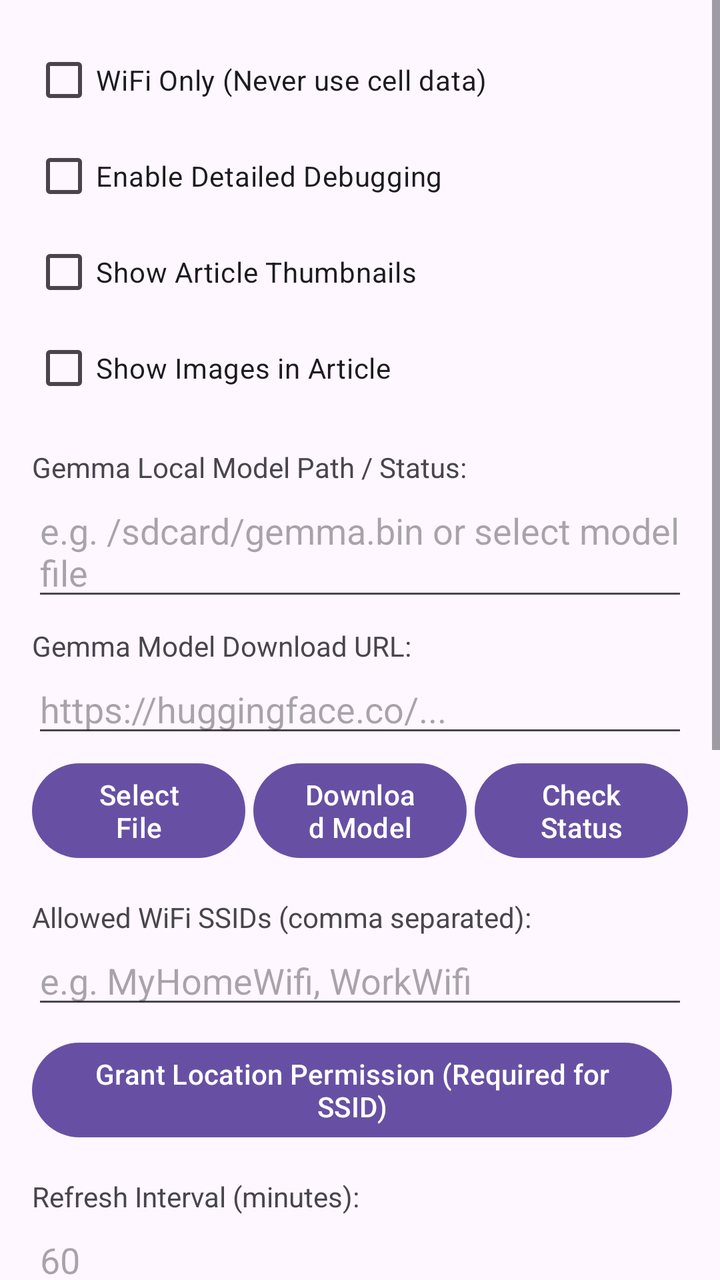
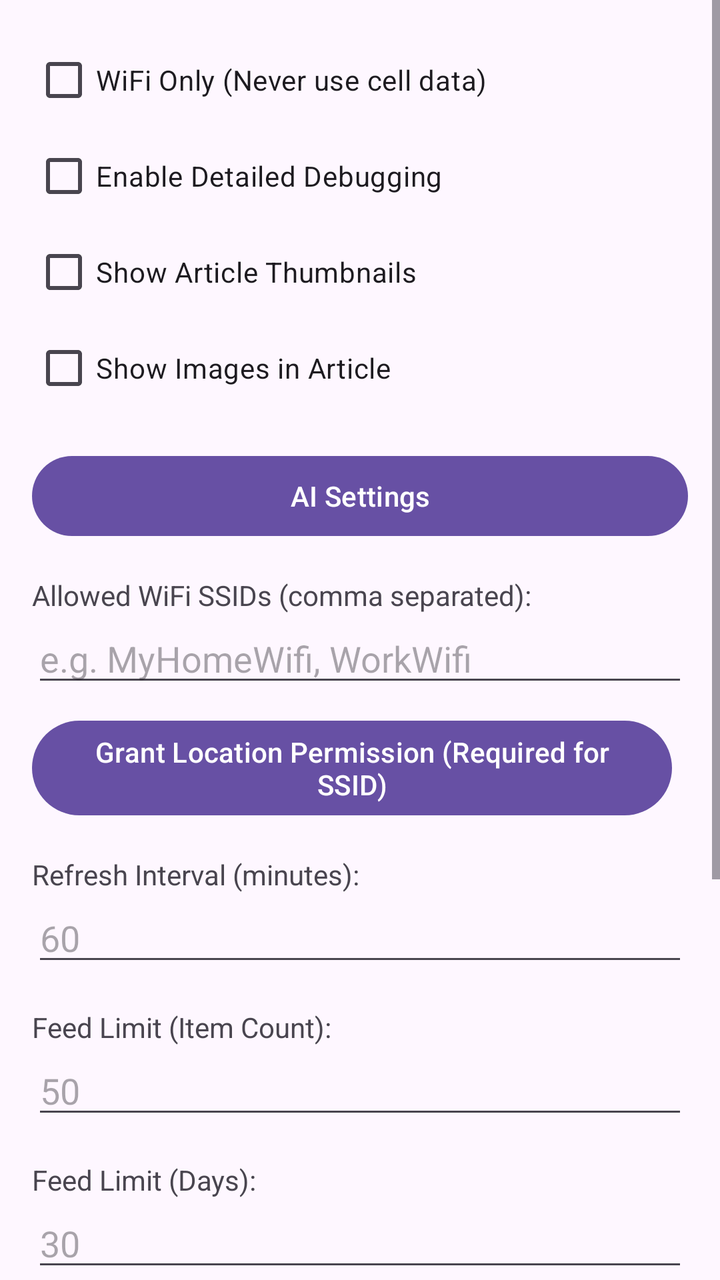

Compare the two renders of this Android layout. The source of the first and the diff that turns it into the second are given below.
<!-- AndroidManifest.xml: application theme Theme.OfflineBrowser -->
<!-- res/layout/activity_settings.xml -->
<?xml version="1.0" encoding="utf-8"?>
<ScrollView xmlns:android="http://schemas.android.com/apk/res/android"
    android:layout_width="match_parent"
    android:layout_height="match_parent"
    android:fillViewport="true">

    <LinearLayout
        android:layout_width="match_parent"
        android:layout_height="wrap_content"
        android:orientation="vertical"
        android:padding="16dp">

        <CheckBox
            android:id="@+id/cbWifiOnly"
            android:layout_width="wrap_content"
            android:layout_height="wrap_content"
            android:text="WiFi Only (Never use cell data)" />

        <CheckBox
            android:id="@+id/cbDetailedDebugging"
            android:layout_width="wrap_content"
            android:layout_height="wrap_content"
            android:text="Enable Detailed Debugging" />

        <CheckBox
            android:id="@+id/cbShowArticleThumbnails"
            android:layout_width="wrap_content"
            android:layout_height="wrap_content"
            android:text="Show Article Thumbnails" />

        <CheckBox
            android:id="@+id/cbShowImagesInArticle"
            android:layout_width="wrap_content"
            android:layout_height="wrap_content"
            android:text="Show Images in Article" />

        <Button
            android:id="@+id/btnDownloadLogs"
            android:layout_width="wrap_content"
            android:layout_height="wrap_content"
            android:text="Download Debug Logs"
            android:visibility="gone"
            android:layout_marginTop="8dp"/>

        <TextView
            android:layout_width="wrap_content"
            android:layout_height="wrap_content"
            android:text="Gemma Local Model Path / Status:"
            android:layout_marginTop="16dp"/>

        <EditText
            android:id="@+id/etGemmaModelPath"
            android:layout_width="match_parent"
            android:layout_height="wrap_content"
            android:hint="e.g. /sdcard/gemma.bin or select model file" />

        <TextView
            android:layout_width="wrap_content"
            android:layout_height="wrap_content"
            android:text="Gemma Model Download URL:"
            android:layout_marginTop="8dp"/>

        <EditText
            android:id="@+id/etGemmaModelUrl"
            android:layout_width="match_parent"
            android:layout_height="wrap_content"
            android:hint="https://huggingface.co/..." />

        <LinearLayout
            android:layout_width="match_parent"
            android:layout_height="wrap_content"
            android:orientation="horizontal"
            android:layout_marginTop="4dp">

            <Button
                android:id="@+id/btnSelectGemmaModel"
                android:layout_width="0dp"
                android:layout_height="wrap_content"
                android:layout_weight="1"
                android:text="Select File"
                android:layout_marginEnd="2dp"/>

            <Button
                android:id="@+id/btnDownloadGemmaModel"
                android:layout_width="0dp"
                android:layout_height="wrap_content"
                android:layout_weight="1"
                android:text="Download Model"
                android:layout_marginHorizontal="2dp"/>

            <Button
                android:id="@+id/btnCheckGemmaStatus"
                android:layout_width="0dp"
                android:layout_height="wrap_content"
                android:layout_weight="1"
                android:text="Check Status"
                android:layout_marginStart="2dp"/>
        </LinearLayout>

        <TextView
            android:layout_width="wrap_content"
            android:layout_height="wrap_content"
            android:text="Allowed WiFi SSIDs (comma separated):"
            android:layout_marginTop="16dp"/>

        <EditText
            android:id="@+id/etSsids"
            android:layout_width="match_parent"
            android:layout_height="wrap_content"
            android:hint="e.g. MyHomeWifi, WorkWifi" />

        <Button
            android:id="@+id/btnRequestPerm"
            android:layout_width="wrap_content"
            android:layout_height="wrap_content"
            android:text="Grant Location Permission (Required for SSID)"
            android:layout_marginTop="8dp"/>

        <TextView
            android:layout_width="wrap_content"
            android:layout_height="wrap_content"
            android:text="Refresh Interval (minutes):"
            android:layout_marginTop="16dp"/>

        <EditText
            android:id="@+id/etInterval"
            android:layout_width="match_parent"
            android:layout_height="wrap_content"
            android:inputType="number"
            android:hint="60" />

        <TextView
            android:layout_width="wrap_content"
            android:layout_height="wrap_content"
            android:text="Feed Limit (Item Count):"
            android:layout_marginTop="16dp"/>

        <EditText
            android:id="@+id/etLimitCount"
            android:layout_width="match_parent"
            android:layout_height="wrap_content"
            android:inputType="number"
            android:hint="50" />

        <TextView
            android:layout_width="wrap_content"
            android:layout_height="wrap_content"
            android:text="Feed Limit (Days):"
            android:layout_marginTop="16dp"/>

        <EditText
            android:id="@+id/etLimitDays"
            android:layout_width="match_parent"
            android:layout_height="wrap_content"
            android:inputType="number"
            android:hint="30" />

        <TextView
            android:layout_width="wrap_content"
            android:layout_height="wrap_content"
            android:text="Weather Units:"
            android:layout_marginTop="16dp"/>

        <RadioGroup
            android:id="@+id/rgWeatherUnits"
            android:layout_width="match_parent"
            android:layout_height="wrap_content"
            android:orientation="horizontal">

            <RadioButton
                android:id="@+id/rbMetric"
                android:layout_width="wrap_content"
                android:layout_height="wrap_content"
                android:text="Metric (°C)" />

            <RadioButton
                android:id="@+id/rbImperial"
                android:layout_width="wrap_content"
                android:layout_height="wrap_content"
                android:text="Imperial (°F)"
                android:layout_marginStart="16dp"/>
        </RadioGroup>

        <Button
            android:id="@+id/btnSave"
            android:layout_width="match_parent"
            android:layout_height="wrap_content"
            android:text="Save Settings"
            android:layout_marginTop="24dp"/>

        <LinearLayout
            android:layout_width="match_parent"
            android:layout_height="wrap_content"
            android:orientation="horizontal"
            android:layout_marginTop="16dp"
            android:gravity="center">

            <Button
                android:id="@+id/btnExport"
                android:layout_width="0dp"
                android:layout_height="wrap_content"
                android:layout_weight="1"
                android:text="Backup Config"
                android:layout_marginEnd="4dp"/>

            <Button
                android:id="@+id/btnImport"
                android:layout_width="0dp"
                android:layout_height="wrap_content"
                android:layout_weight="1"
                android:text="Restore Config"
                android:layout_marginStart="4dp"/>
        </LinearLayout>

        <LinearLayout
            android:layout_width="match_parent"
            android:layout_height="wrap_content"
            android:orientation="horizontal"
            android:layout_marginTop="8dp"
            android:gravity="center">

            <Button
                android:id="@+id/btnFullBackup"
                android:layout_width="0dp"
                android:layout_height="wrap_content"
                android:layout_weight="1"
                android:text="Full Backup"
                android:layout_marginEnd="4dp"/>

            <Button
                android:id="@+id/btnFullRestore"
                android:layout_width="0dp"
                android:layout_height="wrap_content"
                android:layout_weight="1"
                android:text="Full Restore"
                android:layout_marginStart="4dp"/>
        </LinearLayout>

    </LinearLayout>
</ScrollView>
<!-- resources referenced by this layout -->
<resources>
  <style name="Theme.OfflineBrowser" parent="Base.Theme.OfflineBrowser" />
  <style name="Base.Theme.OfflineBrowser" parent="Theme.Material3.DayNight.NoActionBar">
          
          
      </style>
</resources>

<!-- the commit's change to res/layout/activity_settings.xml (unified diff, before → after) -->
@@ -42,60 +42,12 @@
             android:visibility="gone"
             android:layout_marginTop="8dp"/>
 
-        <TextView
-            android:layout_width="wrap_content"
-            android:layout_height="wrap_content"
-            android:text="Gemma Local Model Path / Status:"
-            android:layout_marginTop="16dp"/>
-
-        <EditText
-            android:id="@+id/etGemmaModelPath"
+        <Button
+            android:id="@+id/btnAiSettings"
             android:layout_width="match_parent"
             android:layout_height="wrap_content"
-            android:hint="e.g. /sdcard/gemma.bin or select model file" />
-
-        <TextView
-            android:layout_width="wrap_content"
-            android:layout_height="wrap_content"
-            android:text="Gemma Model Download URL:"
-            android:layout_marginTop="8dp"/>
-
-        <EditText
-            android:id="@+id/etGemmaModelUrl"
-            android:layout_width="match_parent"
-            android:layout_height="wrap_content"
-            android:hint="https://huggingface.co/..." />
-
-        <LinearLayout
-            android:layout_width="match_parent"
-            android:layout_height="wrap_content"
-            android:orientation="horizontal"
-            android:layout_marginTop="4dp">
-
-            <Button
-                android:id="@+id/btnSelectGemmaModel"
-                android:layout_width="0dp"
-                android:layout_height="wrap_content"
-                android:layout_weight="1"
-                android:text="Select File"
-                android:layout_marginEnd="2dp"/>
-
-            <Button
-                android:id="@+id/btnDownloadGemmaModel"
-                android:layout_width="0dp"
-                android:layout_height="wrap_content"
-                android:layout_weight="1"
-                android:text="Download Model"
-                android:layout_marginHorizontal="2dp"/>
-
-            <Button
-                android:id="@+id/btnCheckGemmaStatus"
-                android:layout_width="0dp"
-                android:layout_height="wrap_content"
-                android:layout_weight="1"
-                android:text="Check Status"
-                android:layout_marginStart="2dp"/>
-        </LinearLayout>
+            android:text="AI Settings"
+            android:layout_marginTop="16dp"/>
 
         <TextView
             android:layout_width="wrap_content"
